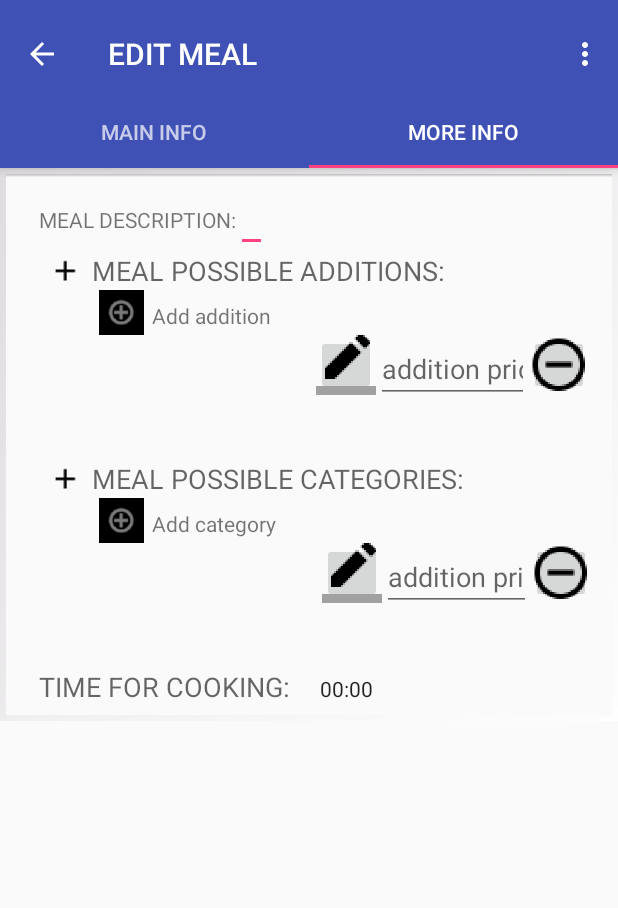
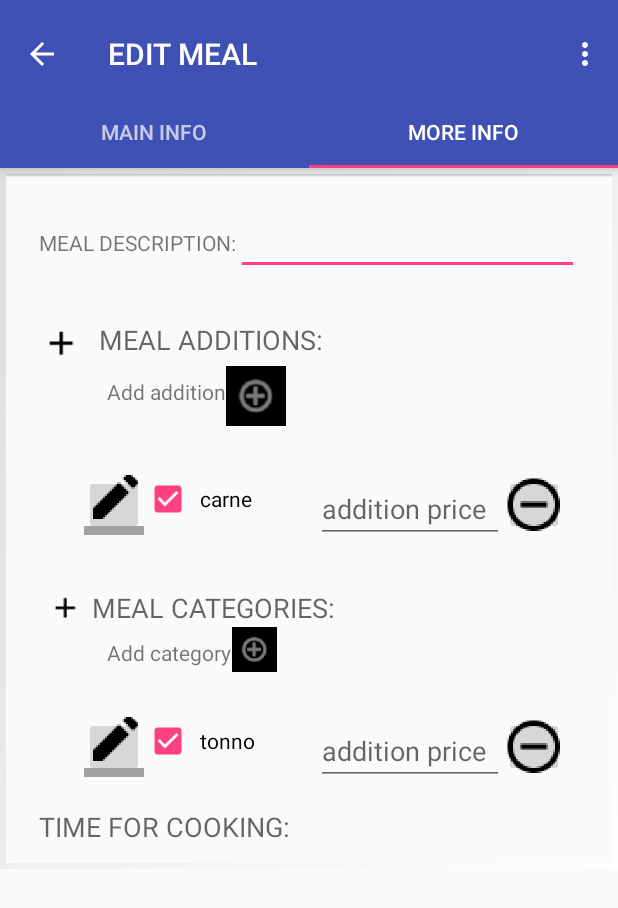
Before and after one commit to dalla92/RestaurantOwner, an Android app: the MenuRestaurant_edit screen opened directly, with no data from a screen before it, tab 2 chosen, on a phone screen of 412 x 824 dp. Shown: the top 908 px of the screen. Run offline under Robolectric (Android 15) with nearby library versions, the phone set to English and light mode, and no system bars.

Commit message:
Meal editing 1

```diff
--- a/app/src/main/java/it/polito/group2/restaurantowner/MenuRestaurant_edit.java
+++ b/app/src/main/java/it/polito/group2/restaurantowner/MenuRestaurant_edit.java
@@ -193,19 +193,19 @@ public class MenuRestaurant_edit extends AppCompatActivity{
             // Define a new Adapter: Context, Layout for the row, ID of the TextView to which the data is written, Array of data
             additions_adapter = new MyCustomAdapter(rootView.getContext(),
                     R.layout.fragment_other_info_meal, additionList);
-            ListView listadditionView = (ListView) rootView.findViewById(R.id.additions_list);
+            final ListView listadditionView = (ListView) rootView.findViewById(R.id.additions_list);
             // Assign adapter to ListView
             listadditionView.setAdapter(
                     additions_adapter);
             // ListView Item Click Listener
-            additions_list_view.setOnItemClickListener(new AdapterView.OnItemClickListener() {
+            listadditionView.setOnItemClickListener(new AdapterView.OnItemClickListener() {
                 @Override
                 public void onItemClick(AdapterView<?> parent, View view,
                                         int position, long id) {
                     // ListView Clicked item index
                     int itemPosition = position;
                     // ListView Clicked item value
-                    String itemValue = (String) additions_list_view.getItemAtPosition(position);
+                    String itemValue = (String) listadditionView.getItemAtPosition(position);
                     String meal_addition = itemValue;
                     //TextView textview = (TextView) view.findViewById(R.id.meal_name);
                     Log.d("debug_onclick", "You clicked " + meal_addition);
@@ -232,18 +232,18 @@ public class MenuRestaurant_edit extends AppCompatActivity{
             // Define a new Adapter: Context, Layout for the row, ID of the TextView to which the data is written, Array of data
             categories_adapter = new MyCustomAdapter(rootView.getContext(),
                     R.layout.fragment_other_info_meal, categoryList);
-            ListView listcategoryView = (ListView) rootView.findViewById(R.id.categories_list);
+            final ListView listcategoryView = (ListView) rootView.findViewById(R.id.categories_list);
             // Assign adapter to ListView
             listcategoryView.setAdapter(categories_adapter);
             // ListView Item Click Listener
-            categories_list_view.setOnItemClickListener(new AdapterView.OnItemClickListener() {
+            listcategoryView.setOnItemClickListener(new AdapterView.OnItemClickListener() {
                 @Override
                 public void onItemClick(AdapterView<?> parent, View view,
                                         int position, long id) {
                     // ListView Clicked item index
                     int itemPosition = position;
                     // ListView Clicked item value
-                    String itemValue = (String) categories_list_view.getItemAtPosition(position);
+                    String itemValue = (String) listcategoryView.getItemAtPosition(position);
                     //TextView textview = (TextView) view.findViewById(R.id.meal_name);
                     String meal_category = itemValue;
                     Log.d("debug_onclick", "You clicked " + meal_category);
--- a/app/src/main/res/layout/fragment_other_info_meal.xml
+++ b/app/src/main/res/layout/fragment_other_info_meal.xml
@@ -15,7 +15,7 @@
         android:layout_width="match_parent"
         android:id="@+id/layout_description"
         android:layout_height="wrap_content"
-        android:paddingLeft="15dp">
+        android:padding="15dp">
 
         <TextView
             android:layout_width="wrap_content"
@@ -25,7 +25,7 @@
             android:id="@+id/textView24" />
 
         <EditText
-            android:layout_width="wrap_content"
+            android:layout_width="match_parent"
             android:layout_height="wrap_content"
             android:inputType="text|textMultiLine|textCapSentences"
             android:maxLength="200"
@@ -38,7 +38,7 @@
         android:id="@+id/layout_possible_additions"
         android:layout_below="@id/layout_description"
         android:layout_height="wrap_content"
-        android:paddingLeft="15dp">
+        android:padding="15dp">
 
         <LinearLayout
             android:orientation="horizontal"
@@ -47,8 +47,8 @@
             android:id="@+id/layoutx">
 
             <ImageView
-                android:layout_width="35dp"
-                android:layout_height="25dp"
+                android:layout_width="30dp"
+                android:layout_height="30dp"
                 android:src="@mipmap/icon_plus_expand"
                 android:id="@+id/expand_or_collapse_additions"
                 android:layout_gravity="top" />
@@ -58,7 +58,8 @@
                 android:layout_height="wrap_content"
                 android:textAppearance="?android:attr/textAppearanceMedium"
                 android:text="@string/meal_possible_additions"
-                android:id="@+id/textView25" />
+                android:id="@+id/textView25"
+                android:paddingLeft="10dp" />
         </LinearLayout>
 
         <LinearLayout
@@ -66,14 +67,8 @@
             android:layout_width="match_parent"
             android:layout_below="@id/layoutx"
             android:layout_height="wrap_content"
-            android:paddingLeft="40dp">
-
-            <ImageView
-                android:layout_width="30dp"
-                android:layout_height="30dp"
-                android:src="@drawable/ic_action_add"
-                android:id="@+id/imageView5"
-                android:background="#000000" />
+            android:paddingLeft="40dp"
+            android:id="@+id/layout_additions">
 
             <TextView
                 android:layout_width="wrap_content"
@@ -82,18 +77,28 @@
                 android:text="@string/meal_add_new_addition"
                 android:id="@+id/textView29"
                 android:paddingTop="7dp"
-                android:paddingLeft="5dp" />
+                android:paddingLeft="5dp"
+                android:minLines="2" />
+
+            <ImageView
+                android:layout_width="40dp"
+                android:layout_height="40dp"
+                android:src="@drawable/ic_action_add"
+                android:id="@+id/imageView5"
+                android:background="#000000" />
+
+        </LinearLayout>
+
 
     <ListView
         android:id="@+id/additions_list"
+        android:layout_below="@id/layout_additions"
         android:layout_height="wrap_content"
         android:layout_width="match_parent"
         android:layout_gravity="bottom"
         android:paddingTop="30dp">
     </ListView>
-        </LinearLayout>
     </RelativeLayout>
-
 
     <RelativeLayout
         android:orientation="horizontal"
@@ -101,7 +106,7 @@
         android:id="@+id/layout_possible_categories"
         android:layout_below="@id/layout_possible_additions"
         android:layout_height="wrap_content"
-        android:paddingLeft="15dp">
+        android:padding="15dp">
 
         <LinearLayout
             android:orientation="horizontal"
@@ -130,14 +135,8 @@
             android:layout_below="@id/layouty"
             android:layout_width="match_parent"
             android:layout_height="wrap_content"
-            android:paddingLeft="40dp">
-
-            <ImageView
-                android:layout_width="30dp"
-                android:layout_height="30dp"
-                android:src="@drawable/ic_action_add"
-                android:id="@+id/imageView6"
-                android:background="#000000" />
+            android:paddingLeft="40dp"
+            android:id="@+id/layout_categories">
 
             <TextView
                 android:layout_width="wrap_content"
@@ -148,15 +147,23 @@
                 android:paddingLeft="5dp"
                 android:paddingTop="7dp" />
 
+            <ImageView
+                android:layout_width="30dp"
+                android:layout_height="30dp"
+                android:src="@drawable/ic_action_add"
+                android:id="@+id/imageView6"
+                android:background="#000000" />
+
+        </LinearLayout>
+
     <ListView
         android:id="@+id/categories_list"
+        android:layout_below="@id/layout_categories"
         android:layout_height="wrap_content"
         android:layout_width="match_parent"
         android:layout_gravity="bottom"
         android:paddingTop="30dp">
     </ListView>
-
-        </LinearLayout>
     </RelativeLayout>
 
     <LinearLayout
@@ -174,10 +181,10 @@
             android:id="@+id/textView27" />
 
         <Chronometer
-            android:layout_width="wrap_content"
-            android:layout_height="wrap_content"
+            android:layout_width="30dp"
+            android:layout_height="30dp"
             android:id="@+id/chronometer"
-            android:paddingLeft="20dp" />
+            android:paddingLeft="30dp" />
 
     </LinearLayout>
 
--- a/app/src/main/res/values/strings.xml
+++ b/app/src/main/res/values/strings.xml
@@ -45,8 +45,8 @@
     <string name="meal_price">MEAL PRICE: </string>
     <string name="meal_image">MEAL PHOTO: </string>
     <string name="meal_description">MEAL DESCRIPTION: </string>
-    <string name="meal_possible_additions">MEAL POSSIBLE ADDITIONS: </string>
-    <string name="meal_possible_categories">MEAL POSSIBLE CATEGORIES: </string>
+    <string name="meal_possible_additions">MEAL ADDITIONS: </string>
+    <string name="meal_possible_categories">MEAL CATEGORIES: </string>
     <string name="meal_time_for_cooking">TIME FOR COOKING: </string>
     <string name="meal_add_new_category">Add category</string>
     <string name="meal_add_new_addition">Add addition</string>
```
Also changed, not shown: app/src/main/res/layout/fragment_main_info_meal.xml (+16 -9 lines), 1 other file. Lines whose indentation alone changed are shown as unchanged.
